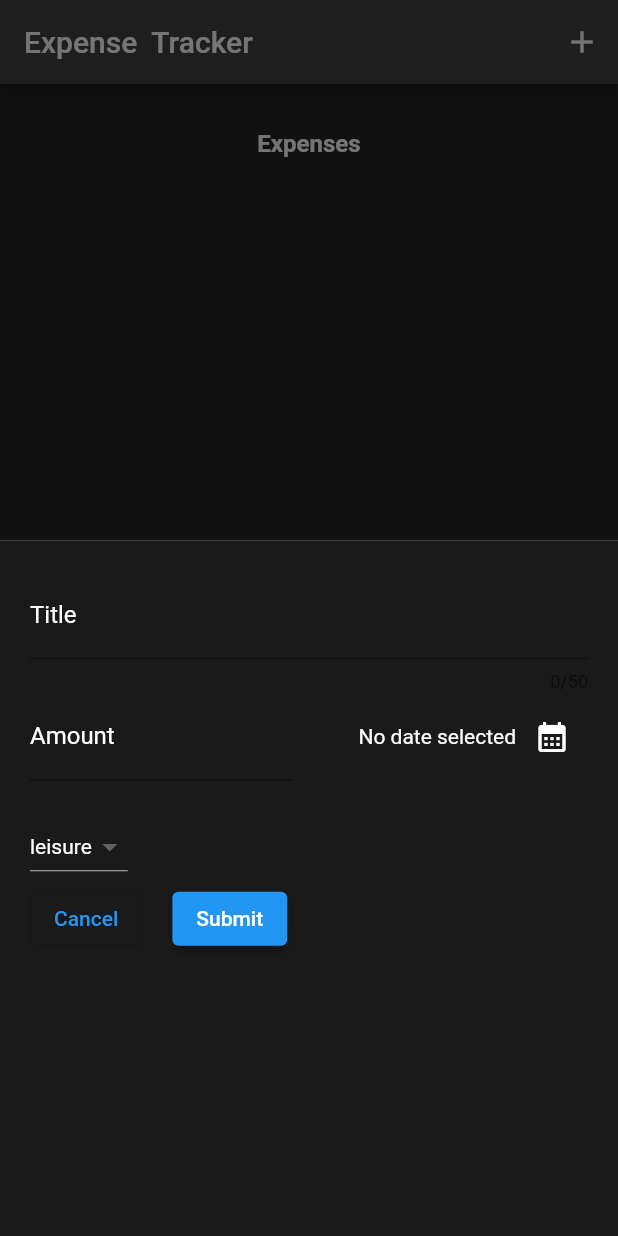
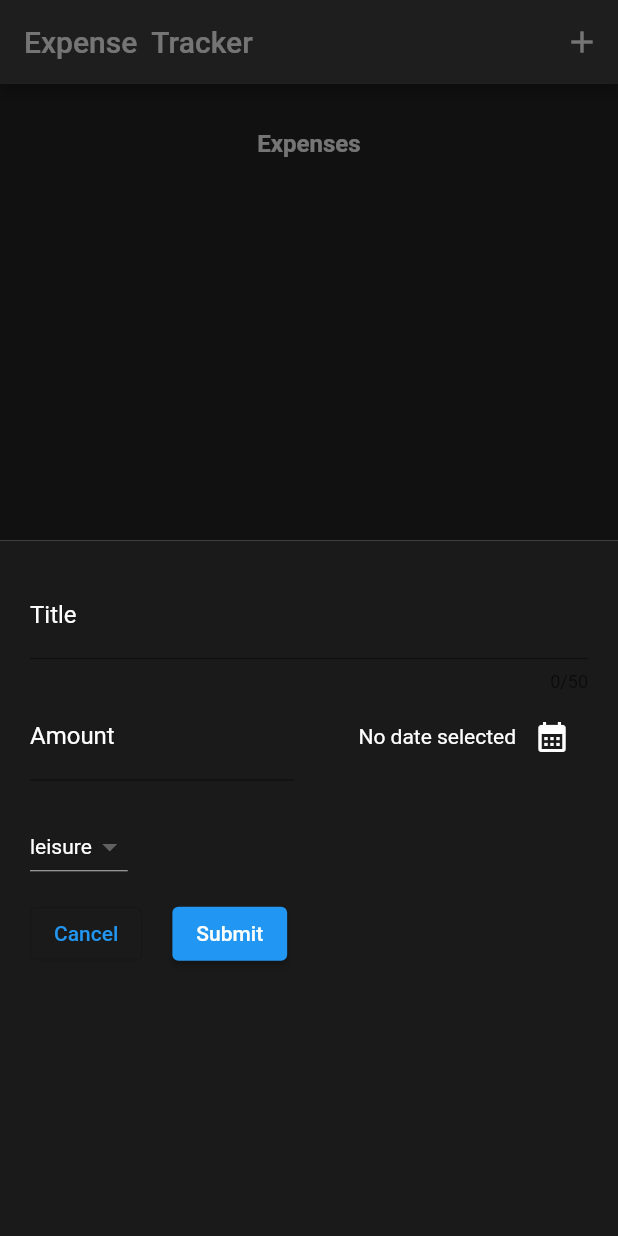
Before and after one commit to Kethankrk/Expense-Tracker-flutter, a Flutter app: the screen it shows after launch, after a tap on the "add" icon, on a phone screen of 412 x 824 dp. Run offline on Flutter 3.47's test engine with Material 2 defaults, Android fonts, the phone set to English and light mode, and no system bars; our stand-ins replace shared_preferences.

Commit message:
Fixed the softkeyboard from blocking the expense adding modal

```diff
--- a/lib/widgets/expense_insert_card.dart
+++ b/lib/widgets/expense_insert_card.dart
@@ -70,10 +70,14 @@ class _ExpenseAddModalState extends State<ExpenseAddModal> {
 
   @override
   Widget build(context) {
+    final paddingValue = MediaQuery.viewInsetsOf(context).bottom;
     return Container(
+      height: double.infinity,
       color: const Color.fromARGB(255, 26, 26, 26),
       child: Padding(
-        padding: const EdgeInsets.all(20),
+        padding:
+            EdgeInsets.only(left: 20, right: 20, top: 20, bottom: paddingValue),
+        child: SingleChildScrollView(
           child: Column(
             crossAxisAlignment: CrossAxisAlignment.start,
             children: [
@@ -147,6 +151,9 @@ class _ExpenseAddModalState extends State<ExpenseAddModal> {
                       _selectedCategory = val;
                     });
                   }),
+              const SizedBox(
+                height: 10,
+              ),
               Row(
                 children: [
                   OutlinedButton(
@@ -164,6 +171,7 @@ class _ExpenseAddModalState extends State<ExpenseAddModal> {
             ],
           ),
         ),
+      ),
     );
   }
 }
```
Lines whose indentation alone changed are shown as unchanged.
